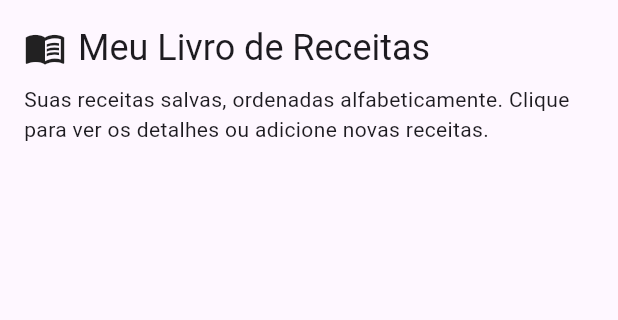
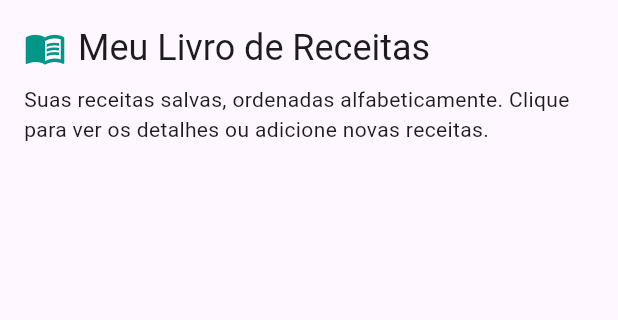
Before and after one commit to luisfelipealves/recipe_bot, a Flutter app: the screen it shows after launch, on a phone screen of 412 x 824 dp, the part 84-404 px from its top. Run offline on Flutter 3.47's test engine with Material 3 defaults, Android fonts, the phone set to English and light mode, and no system bars; our stand-ins replace firebase_auth, firebase_core, google_sign_in; accounts and stored records are empty.

Commit message:
Customized homescreen icons

```diff
--- a/lib/screens/home_screen.dart
+++ b/lib/screens/home_screen.dart
@@ -57,7 +57,8 @@ class HomeScreen extends StatelessWidget {
             Row(
               children: [
                 const Icon(
-                  Icons.menu_book, // Ícone de livro aberto
+                  Icons.menu_book, // Ícone de livro aberto,
+                  color: Colors.teal, // Cor do ícone
                   size: 28.0, // Tamanho do ícone
                   // A cor do ícone será herdada do tema, ou pode ser definida explicitamente
                   // color: Theme.of(context).colorScheme.primary,
```
